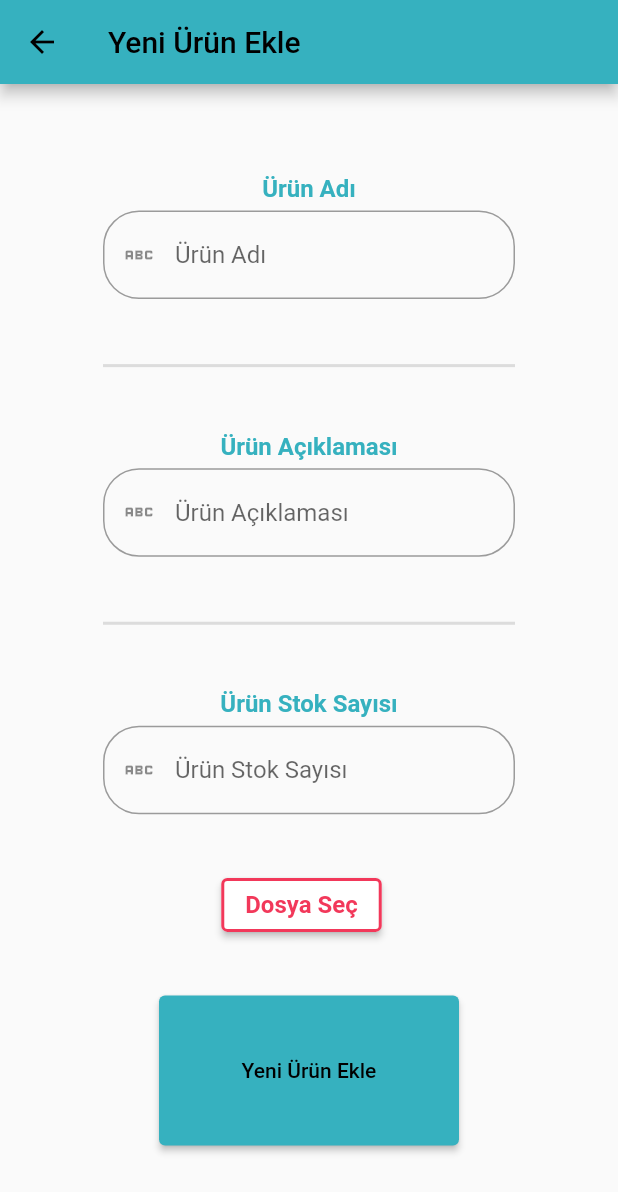
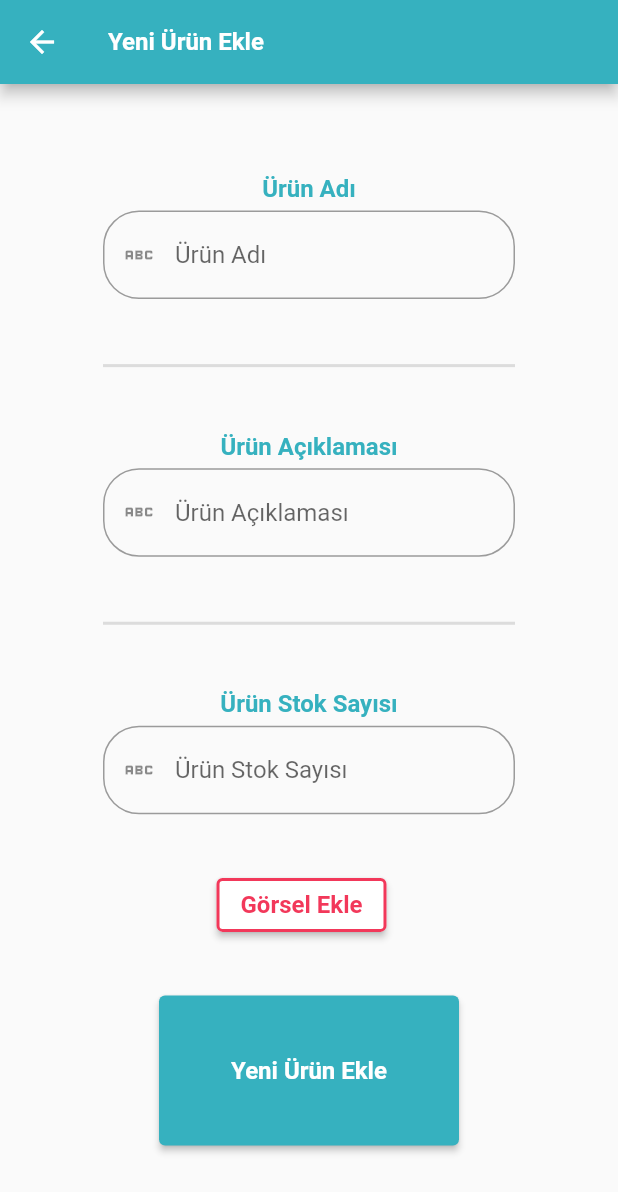
Before and after one commit to saidberk27/inventory_automation, a Flutter app: the AddNewProductsPage screen opened by its route, on a phone screen of 412 x 824 dp. Shown: the top 1192 px of the screen. Run offline on Flutter 3.47's test engine with Material 2 defaults, Android fonts, the phone set to English and light mode, and no system bars; our stand-ins replace cloud_firestore, file_picker, firebase_auth, firebase_core, firebase_storage, pie_chart; accounts and stored records are empty.

Commit message:
minor bug fixes and changing on design.

```diff
--- a/lib/local_functions/product_stats.dart
+++ b/lib/local_functions/product_stats.dart
@@ -27,7 +27,7 @@ class ProductStats {
 
   Map<String, int> createPieChartDataMap() {
     Map<String, int> pieChartMap = {};
-    if (productList.length <= 0) {
+    if (productList.isEmpty) {
       return {"Kaydedilmiş Ürün Bulunamadı": 0};
     }
     for (var product in productList) {
--- a/lib/main.dart
+++ b/lib/main.dart
@@ -15,7 +15,7 @@ Future<void> main() async {
 
 class MyApp extends StatelessWidget {
   const MyApp({super.key});
-  final String _appTitle = 'Can\'s Gömlek Envanter Takip Yazılımı';
+  final String _appTitle = 'Çağla Sürmeli Home Envanter Takip Yazılımı';
 
   @override
   Widget build(BuildContext context) {
--- a/lib/model/auth.dart
+++ b/lib/model/auth.dart
@@ -3,7 +3,7 @@ import 'package:firebase_auth/firebase_auth.dart';
 class Authentication {
   final String email;
   final String password;
-  Authentication({required String this.email, required String this.password});
+  Authentication({required this.email, required this.password});
   final FirebaseAuth _auth = FirebaseAuth.instance;
 
   Future<String> signInWithEmailAndPassword() async {
--- a/lib/model/project_storage.dart
+++ b/lib/model/project_storage.dart
@@ -1,5 +1,3 @@
-import 'dart:io';
-
 import 'package:file_picker/file_picker.dart';
 import 'package:firebase_storage/firebase_storage.dart';
 import 'package:flutter/foundation.dart';
@@ -18,7 +16,7 @@ class ProjectStorage {
       await fileRef.putData(uploadfile!);
       return fileRef.getDownloadURL();
     } catch (e) {
-      print(e);
+      debugPrint(e.toString());
       return e.toString();
     }
   }
--- a/lib/screens/add_new_category.dart
+++ b/lib/screens/add_new_category.dart
@@ -27,7 +27,9 @@ class _AddNewCategoryPageState extends State<AddNewCategoryPage> {
   Widget build(BuildContext context) {
     return Scaffold(
       appBar: AppBar(
-        title: const Text("Yeni Kategori Ekle"),
+        foregroundColor: ProjectColors.projectWhite,
+        title: Text("Yeni Kategori Ekle",
+            style: ProjectTextStyle.whiteSmallStrong),
       ),
       body: Padding(
         padding: const EdgeInsets.all(24.0),
@@ -59,7 +61,10 @@ class _AddNewCategoryPageState extends State<AddNewCategoryPage> {
                             ));
                           }
                         },
-                        child: const Text("Yeni Kategori Ekle")))
+                        child: Text(
+                          "Yeni Kategori Ekle",
+                          style: ProjectTextStyle.whiteSmallStrong,
+                        )))
               ],
             ),
           ),
--- a/lib/screens/add_new_product.dart
+++ b/lib/screens/add_new_product.dart
@@ -30,7 +30,11 @@ class _AddNewProductsPageState extends State<AddNewProductsPage> {
   Widget build(BuildContext context) {
     return Scaffold(
       appBar: AppBar(
-        title: const Text("Yeni Ürün Ekle"),
+        foregroundColor: ProjectColors.projectWhite,
+        title: Text(
+          "Yeni Ürün Ekle",
+          style: ProjectTextStyle.whiteSmallStrong,
+        ),
       ),
       body: Padding(
         padding: const EdgeInsets.all(24.0),
@@ -67,7 +71,10 @@ class _AddNewProductsPageState extends State<AddNewProductsPage> {
                             ));
                           }
                         },
-                        child: const Text("Yeni Ürün Ekle")))
+                        child: Text(
+                          "Yeni Ürün Ekle",
+                          style: ProjectTextStyle.whiteSmallStrong,
+                        )))
               ],
             ),
           ),
@@ -101,7 +108,7 @@ class _AddNewProductsPageState extends State<AddNewProductsPage> {
               width: 2.0,
             ),
           ),
-          child: Text('Dosya Seç', style: ProjectTextStyle.redSmallStrong),
+          child: Text('Görsel Ekle', style: ProjectTextStyle.redSmallStrong),
         ),
         const SizedBox(width: 10),
         Text(
--- a/lib/screens/login.dart
+++ b/lib/screens/login.dart
@@ -29,7 +29,7 @@ class _LoginPageState extends State<LoginPage> {
           crossAxisAlignment: CrossAxisAlignment.center,
           children: [
             const SizedBox(height: 75),
-            Image.asset("images/cans.png", height: 200),
+            Image.asset("images/main_logo.png", height: 200),
             const SizedBox(height: 24),
             Padding(
               padding: const EdgeInsets.symmetric(horizontal: 24),
--- a/lib/viewmodel/category_vm.dart
+++ b/lib/viewmodel/category_vm.dart
@@ -1,5 +1,5 @@
 import 'package:envanter_kontrol/model/category.dart';
-
+import 'package:flutter/material.dart';
 import '../model/project_firestore.dart';
 
 class CategoryViewModel {
@@ -18,7 +18,7 @@ class CategoryViewModel {
             collectionPath: "/categories/",
             orderField: "timestamp",
             isDescending: true);
-    print("Kategori Listesi $categoryList");
+    debugPrint("Kategori Listesi $categoryList");
     return categoryList;
   }
 
@@ -28,7 +28,7 @@ class CategoryViewModel {
       db.deleteDocument(path: "categories/", docID: categoryID);
       return true;
     } catch (e) {
-      print(e.toString());
+      debugPrint(e.toString());
       return false;
     }
   }
--- a/pubspec.yaml
+++ b/pubspec.yaml
@@ -1,5 +1,5 @@
 name: envanter_kontrol
-description: Can's Gomlek.
+description: Çağla Sürmeli Home.
 # The following line prevents the package from being accidentally published to
 # pub.dev using `flutter pub publish`. This is preferred for private packages.
 publish_to: 'none' # Remove this line if you wish to publish to pub.dev
```
Also changed, not shown: cors.json (added, +7 -0 lines), lib/model/project_firestore.dart (+13 -15 lines), lib/screens/category_details.dart (+35 -15 lines), lib/screens/home_categories.dart (+7 -3 lines), assets/images/cans.png (deleted), assets/images/favicon.png (added), assets/images/logo.png.png (deleted), assets/images/main_logo.jpg (added), assets/images/main_logo.png (added), 9 other files.
